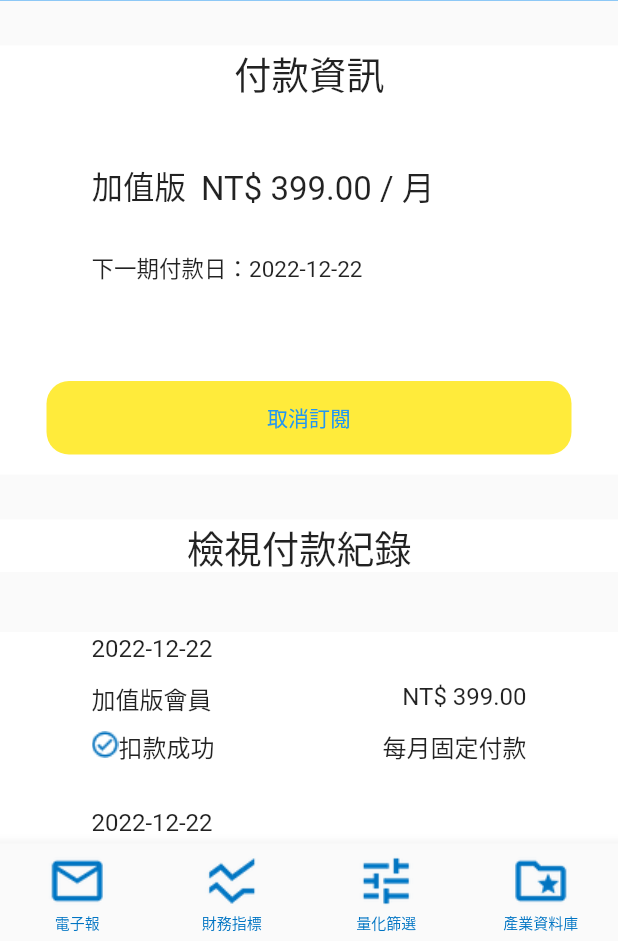
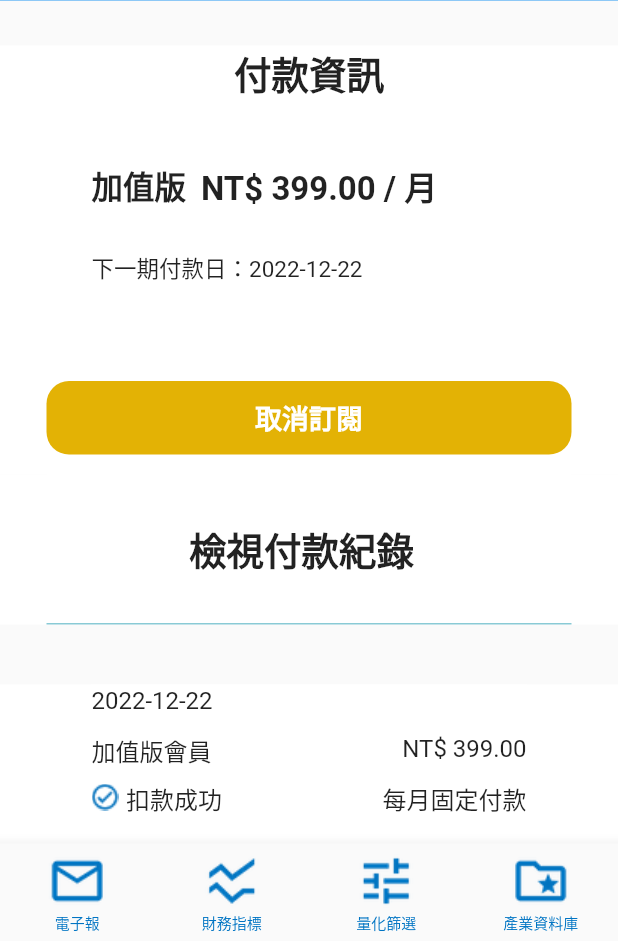
Before and after one commit to kvn2000tw/invest, a Flutter app: the screen it shows after launch, on a phone screen of 412 x 824 dp, the part 295-1236 px from its top. Run offline on Flutter 3.47's test engine with Material 2 defaults, Android fonts, the light colour scheme and no system bars; drawn by our look-alikes of overlay_support; our stand-ins replace firebase_core, firebase_messaging, shared_preferences, webview_flutter; missing offline and left inert: plain_notification_token; accounts and stored records are empty; Roboto replaces fonts that are missing (Poppins).

Commit message:
adjust member color

```diff
--- a/lib/components/log_info.dart
+++ b/lib/components/log_info.dart
@@ -7,7 +7,9 @@ class LogInfo extends StatelessWidget {
   Widget build(BuildContext context) {
 
    return
-    Container(
+ Padding(
+  padding: EdgeInsetsDirectional.fromSTEB(0, 40, 0, 0),
+  child: Container(
     width: 290,
     height: 116,
     decoration: BoxDecoration(
@@ -100,8 +102,8 @@ class LogInfo extends StatelessWidget {
                         width: 18,
                         height: 18,
                         decoration: BoxDecoration(
-                        color:
-                            FlutterFlowTheme.of(context).secondaryBackground,
+                          color: FlutterFlowTheme.of(context)
+                              .secondaryBackground,
                         ),
                         child: Image.asset(
                           'assets/images/finish.png',
@@ -110,12 +112,16 @@ class LogInfo extends StatelessWidget {
                           fit: BoxFit.contain,
                         ),
                       ),
-                    Text(
+                      Padding(
+                        padding: EdgeInsetsDirectional.fromSTEB(5, 0, 0, 0),
+                        child: Text(
                           '扣款成功',
-                      style: FlutterFlowTheme.of(context).bodyText1.override(
+                          style:
+                              FlutterFlowTheme.of(context).bodyText1.override(
                                     fontFamily: 'Poppins',
                                     fontSize: 16,
                                     fontWeight: FontWeight.normal,
+                                  ),
                         ),
                       ),
                     ],
@@ -140,7 +146,10 @@ class LogInfo extends StatelessWidget {
         ),
       ],
     ),
+  ),
 );
+
+
 
   }
 }
--- a/lib/components/member.dart
+++ b/lib/components/member.dart
@@ -381,6 +381,7 @@ class Member extends StatelessWidget {
           style: FlutterFlowTheme.of(context).bodyText1.override(
                 fontFamily: 'Poppins',
                 fontSize: 25,
+                fontWeight: FontWeight.w600,
               ),
         ),
         Container(
@@ -426,6 +427,7 @@ class Member extends StatelessWidget {
                                   .override(
                                     fontFamily: 'Poppins',
                                     fontSize: 21,
+                                    fontWeight: FontWeight.w600,
                                   ),
                             ),
                           ),
@@ -439,6 +441,7 @@ class Member extends StatelessWidget {
                                   .override(
                                     fontFamily: 'Poppins',
                                     fontSize: 22,
+                                    fontWeight: FontWeight.w600,
                                   ),
                             ),
                           ),
@@ -481,7 +484,7 @@ class Member extends StatelessWidget {
               width: 350,
               height: 49,
               decoration: BoxDecoration(
-                color: FlutterFlowTheme.of(context).tertiaryColor,
+                color: Data.yellow,
                 borderRadius: BorderRadius.circular(15),
               ),
               child: Align(
@@ -490,7 +493,9 @@ class Member extends StatelessWidget {
                   '取消訂閱',
                   style: FlutterFlowTheme.of(context).bodyText1.override(
                         fontFamily: 'Poppins',
-                        color: FlutterFlowTheme.of(context).primaryBackground,
+                        color: Data.white,
+                        fontSize: 18,
+                        fontWeight: FontWeight.w600,
                       ),
                 ),
               ),
@@ -502,13 +507,25 @@ class Member extends StatelessWidget {
   ),
 );
 
-    final title3 =Padding(
-  padding: EdgeInsetsDirectional.fromSTEB(0, 30, 0, 40),
-  child: Container(
-    width: double.infinity,
-    height: 35,
+    final title3 = Container(
+  width: 350,
+  height: 100,
   decoration: BoxDecoration(
     color: FlutterFlowTheme.of(context).secondaryBackground,
+    //borderRadius: BorderRadius.circular(0),
+
+  ),
+  child: Align(
+    alignment: AlignmentDirectional(0, 0),
+    child: Container(
+      width: 350,
+      height: 100,
+      decoration: BoxDecoration(
+        color: FlutterFlowTheme.of(context).secondaryBackground,
+          border: Border(
+
+            bottom: BorderSide(width: 1.0, color: Data.borderColor),
+          ),
       ),
       child: Align(
         alignment: AlignmentDirectional(-0.05, 0),
@@ -517,13 +534,13 @@ class Member extends StatelessWidget {
           style: FlutterFlowTheme.of(context).bodyText1.override(
                 fontFamily: 'Poppins',
                 fontSize: 25,
+                fontWeight: FontWeight.w600,
+              ),
         ),
       ),
     ),
   ),
 );
-
-
 
     var items = <Widget>[title1,title2,title3,
     LogInfo(), LogInfo(), LogInfo(), LogInfo(), LogInfo(),
--- a/lib/data.dart
+++ b/lib/data.dart
@@ -42,6 +42,8 @@ class Data {
       email = 'email_light.png';
       key = 'key_light.png';
 
+      borderColor = Color(0xFF89CAD5);
+      yellow = Color(0xFFE3B205);
       blue = Color(0xFF0074c3);
       orange = Color(0xFFecaf00);
 
@@ -53,6 +55,8 @@ class Data {
       email = 'email_dark.png';
       key = 'key_dark.png';
 
+      borderColor = Color(0xFF89CAD5);
+      yellow = Color(0xFFFAC508);
       blue = Color(0xFF009cff);
       orange = Color(0xFFffc300);
 
@@ -94,6 +98,9 @@ class Data {
   static String email = 'email_light.png';
   static String key = 'email_dart.png';
 
+
+  static Color borderColor = Color(0xFF89CAD5);
+  static Color yellow = Colors.yellow;
   static Color blue = Colors.blue;
   static Color orange = Colors.orange;
   static Color white = Colors.white;
```
Lines whose indentation alone changed are shown as unchanged.
